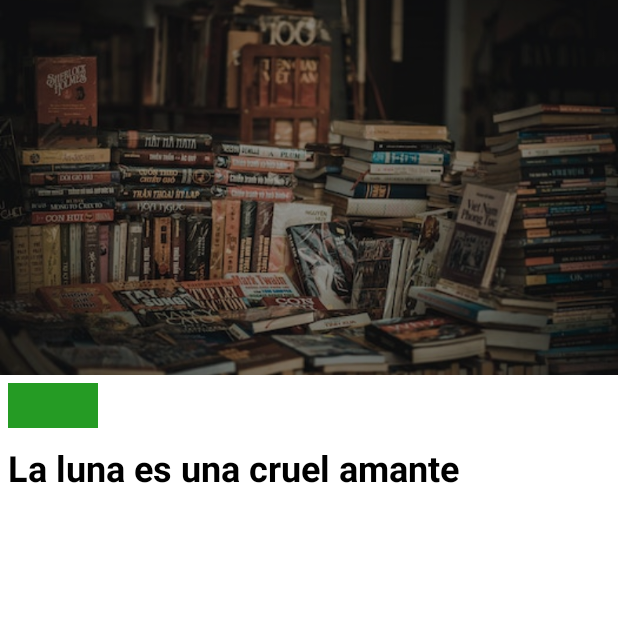
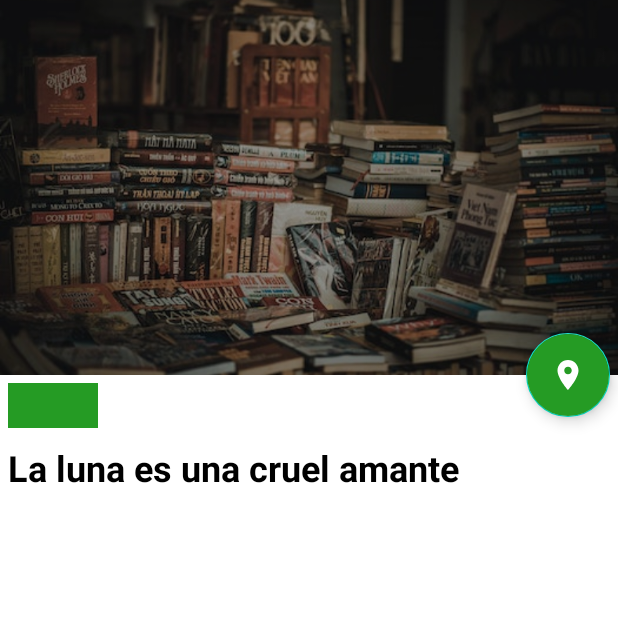
Before and after one commit to alexeiemmanuel/biblioteca_apiary, an Android app: the fragment BookDetailFragment placed in its activity, on a phone screen of 412 x 824 dp, the top half of it. Run offline under Robolectric (Android 15) with nearby library versions, the phone set to English and light mode, and no system bars; pictures from the network do not load; 4 statements that could not run were skipped.

Commit message:
Se agrega la funcionalidad del mapa funcionando.

```diff
--- a/app/build.gradle
+++ b/app/build.gradle
@@ -73,6 +73,9 @@ dependencies {
     //https://github.com/vinc3m1/RoundedImageView
     implementation 'com.makeramen:roundedimageview:2.3.0'
 
+    //Google Maps
+    implementation 'com.google.android.gms:play-services-maps:18.1.0'
+
     testImplementation 'junit:junit:4.13.2'
     androidTestImplementation 'androidx.test.ext:junit:1.1.5'
     androidTestImplementation 'androidx.test.espresso:espresso-core:3.5.1'
--- a/app/src/main/AndroidManifest.xml
+++ b/app/src/main/AndroidManifest.xml
@@ -3,6 +3,7 @@
     xmlns:tools="http://schemas.android.com/tools">
 
     <uses-permission android:name="android.permission.INTERNET"/>
+    <uses-permission android:name="android.permission.ACCESS_COARSE_LOCATION"/>
 
     <application
         android:allowBackup="true"
@@ -14,6 +15,9 @@
         android:supportsRtl="true"
         android:theme="@style/Theme.Libreria"
         tools:targetApi="31">
+
+        <meta-data android:name="com.google.android.geo.API_KEY" android:value="@string/google_maps_key"/>
+
         <activity
             android:name=".view.activities.MainActivity"
             android:screenOrientation="portrait"
--- a/app/src/main/java/com/aemm/libreria/view/fragments/BooksListFragment.kt
+++ b/app/src/main/java/com/aemm/libreria/view/fragments/BooksListFragment.kt
@@ -43,7 +43,7 @@ class BooksListFragment : Fragment(R.layout.fragment_books_list) {
     /**
      * Método que consulta la API para obtener un lista random de Books
      */
-    fun getListBooks(){
+    private fun getListBooks(){
 
         CoroutineScope(Dispatchers.IO).launch {
 
--- /dev/null
+++ b/app/src/main/res/drawable/ic_place_map.xml
@@ -0,0 +1,5 @@
+<vector android:height="24dp" android:tint="#F2F3ED"
+    android:viewportHeight="24" android:viewportWidth="24"
+    android:width="24dp" xmlns:android="http://schemas.android.com/apk/res/android">
+    <path android:fillColor="@android:color/white" android:pathData="M12,2C8.13,2 5,5.13 5,9c0,5.25 7,13 7,13s7,-7.75 7,-13c0,-3.87 -3.13,-7 -7,-7zM12,11.5c-1.38,0 -2.5,-1.12 -2.5,-2.5s1.12,-2.5 2.5,-2.5 2.5,1.12 2.5,2.5 -1.12,2.5 -2.5,2.5z"/>
+</vector>
--- a/app/src/main/res/layout/fragment_book_detail.xml
+++ b/app/src/main/res/layout/fragment_book_detail.xml
@@ -140,6 +140,7 @@
                 android:layout_width="match_parent"
                 android:layout_height="wrap_content"
                 android:layout_marginTop="10dp"
+                android:layout_marginBottom="50dp"
                 android:textAppearance="@style/TextAppearance.AppCompat.Subhead"
                 android:textColor="@color/grey_80"
                 tools:text="@string/book_description_test" />
@@ -148,9 +149,25 @@
         </LinearLayout>
     </androidx.core.widget.NestedScrollView>
 
+    <com.google.android.material.floatingactionbutton.FloatingActionButton
+        android:id="@+id/fabMap"
+        android:layout_width="wrap_content"
+        android:layout_height="wrap_content"
+        android:layout_margin="5dp"
+        android:backgroundTint="@color/primary"
+        android:tint="@color/white"
+        app:tint="@null"
+        android:clickable="true"
+        app:fabSize="normal"
+        app:layout_anchor="@id/app_bar_layout"
+        app:layout_anchorGravity="bottom|right|end"
+        app:srcCompat="@drawable/ic_place_map" />
+
     <!-- Agregamos un ProgressBar para dar el efecto de carga -->
     <ProgressBar
         android:id="@+id/loader"
+        android:indeterminate="true"
+        android:indeterminateTint="@color/primary"
         android:layout_width="wrap_content"
         android:layout_height="match_parent"
         android:layout_gravity="center" />
--- a/app/src/main/res/navigation/main_navigation.xml
+++ b/app/src/main/res/navigation/main_navigation.xml
@@ -22,5 +22,17 @@
         <argument
             android:name="idBook"
             app:argType="string" />
+        <action
+            android:id="@+id/action_bookDetailFragment_to_bookMapFragment"
+            app:destination="@id/bookMapFragment" />
+    </fragment>
+    <fragment
+        android:id="@+id/bookMapFragment"
+        android:name="com.aemm.libreria.view.fragments.BookMapFragment"
+        android:label="fragment_book_map"
+        tools:layout="@layout/fragment_book_map" >
+        <argument
+            android:name="bookDetail"
+            app:argType="com.aemm.libreria.model.BookDetail" />
     </fragment>
 </navigation>
--- a/app/src/main/res/values/strings.xml
+++ b/app/src/main/res/values/strings.xml
@@ -19,4 +19,6 @@
     <string name="book_release_test">Agregado: 05 Apr 1988</string>
     <string name="book_editorial_test">Editorial: Porrua</string>
     <string name="book_description_test">Aunque sus abuelos fueron recluidos en su día en la colonia, Mannie nació libre y eso supone una gran diferencia. Como contratista privado, hace negocios con la Autoridad pero no figura en su nómina. El régimen de Luna es severo e injusto, la revolución se masca en el ambiente y se habla incluso de derrocar a la odiada Autoridad. Cuando Mannie ayuda a la preciosa Wyoming Knott a escapar de los guardaespaldas del Guardián, se encuentra de alguna manera en el centro de una rebelión sin esperanza. Aunque Mannie tiene un arma secreta: Mike es el ordenador más inteligente de la colonia, está conectado a toda clase de equipos útiles. . . Y Mannie es el mejor amigo de Mike. La Luna es una Cruel Amante, ganadora del Premio Hugo, es una brillante obra de uno de los maestros más reconocidos, que mezcla un estilo elegante y de ritmo vertiginoso con personajes fascinantes, unos diálogos ingeniosos e ideas que hacen reflexionar.</string>
+    <!-- TODO: Remove or change this placeholder text -->
+    <string name="hello_blank_fragment">Hello blank fragment</string>
 </resources>
```
Also changed, not shown: app/src/main/java/com/aemm/libreria/model/BookDetail.kt (+17 -2 lines), app/src/main/java/com/aemm/libreria/view/fragments/BookDetailFragment.kt (+14 -1 lines), app/src/main/java/com/aemm/libreria/view/fragments/BookMapFragment.kt (added, +50 -0 lines), app/src/main/res/layout/fragment_book_map.xml (added, +14 -0 lines), app/src/main/res/drawable/book_map.png (added), 1 other file.
